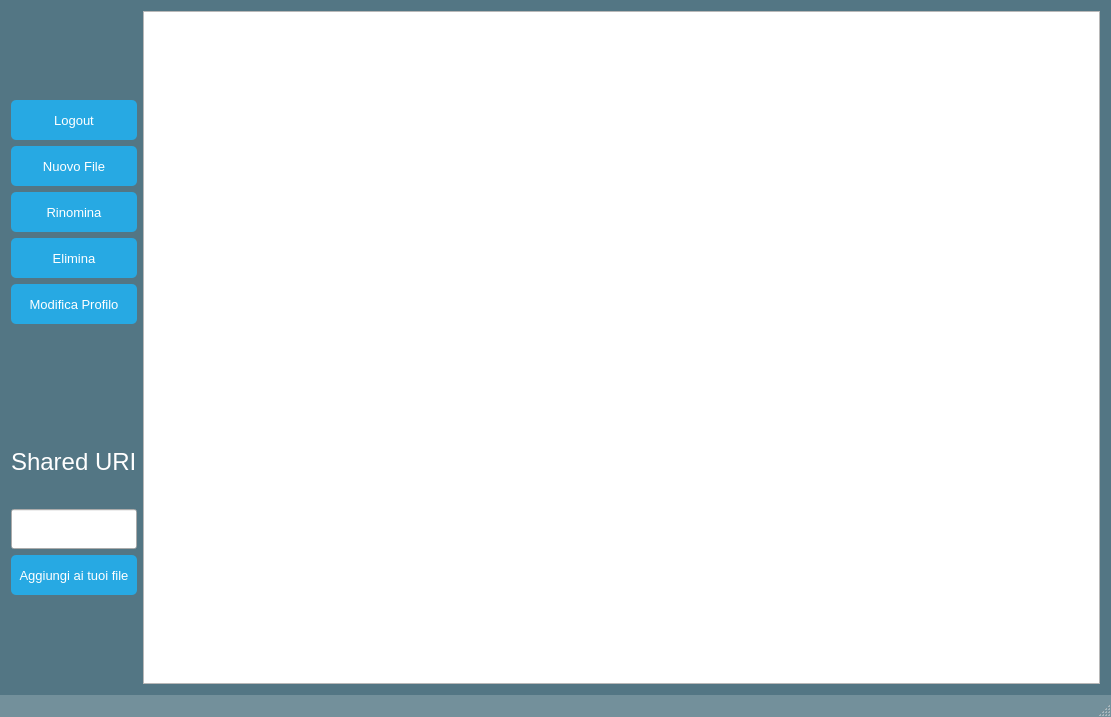
Above: Client/EditorGUI/EditorGUI/FileBrowser/FileBrowser.ui from iliodipietro/Programmazione-Di-Sistema-Collaborative-Editor before the change. Below: the same form after it.
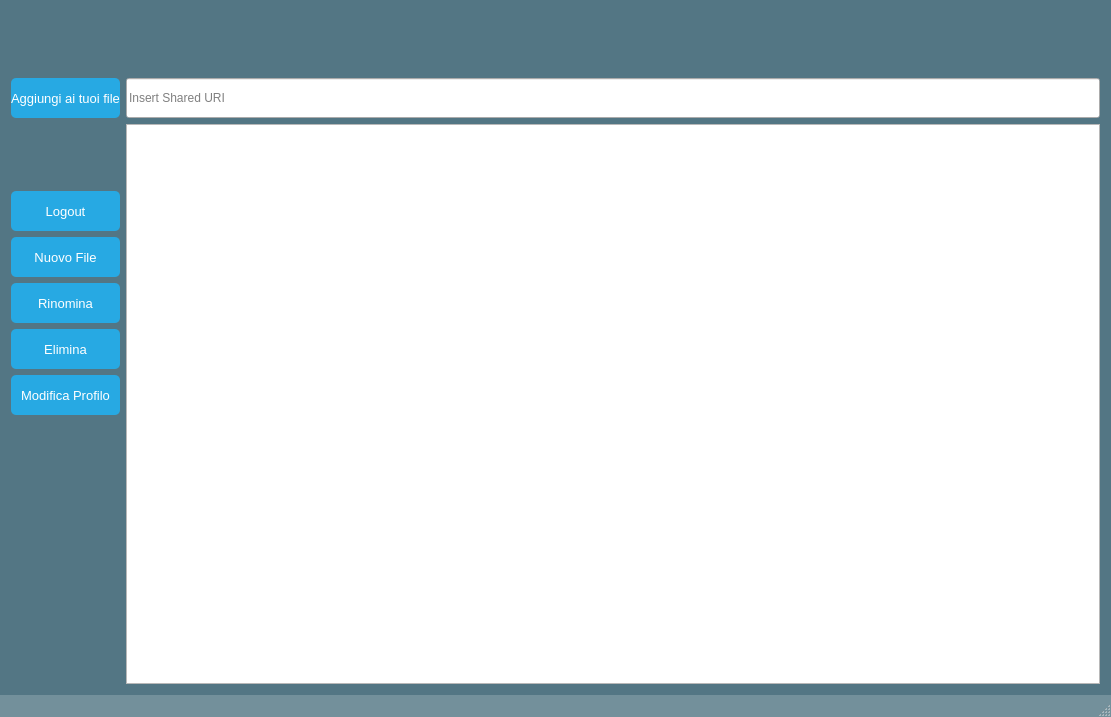
That is the form after the change.

What changed in the file:
```diff
--- a/Client/EditorGUI/EditorGUI/FileBrowser/FileBrowser.ui
+++ b/Client/EditorGUI/EditorGUI/FileBrowser/FileBrowser.ui
@@ -32,24 +32,148 @@
   </property>
   <widget class="QWidget" name="centralWidget">
    <layout class="QGridLayout" name="gridLayout">
-    <item row="7" column="1">
-     <widget class="QLabel" name="label">
+    <item row="1" column="3">
+     <widget class="QLineEdit" name="uriLineEdit">
+      <property name="sizePolicy">
+       <sizepolicy hsizetype="Preferred" vsizetype="Fixed">
+        <horstretch>0</horstretch>
+        <verstretch>0</verstretch>
+       </sizepolicy>
+      </property>
+      <property name="minimumSize">
+       <size>
+        <width>0</width>
+        <height>40</height>
+       </size>
+      </property>
+      <property name="text">
+       <string/>
+      </property>
+      <property name="placeholderText">
+       <string>Insert Shared URI</string>
+      </property>
+     </widget>
+    </item>
+    <item row="5" column="1">
+     <widget class="QPushButton" name="renameFile">
+      <property name="minimumSize">
+       <size>
+        <width>0</width>
+        <height>40</height>
+       </size>
+      </property>
       <property name="font">
        <font>
         <family>Arial</family>
-        <pointsize>18</pointsize>
+        <pointsize>10</pointsize>
        </font>
       </property>
       <property name="styleSheet">
-       <string notr="true">
-QLabel { color: white; }</string>
+       <string notr="true">QPushButton
+{
+  color: white;
+  background-color: #27a9e3;
+  border-width: 0px;
+  border-radius: 5px;
+}
+QPushButton:hover { background-color: #0080FF; }</string>
       </property>
       <property name="text">
-       <string>Shared URI</string>
+       <string>Rinomina</string>
       </property>
      </widget>
     </item>
+    <item row="6" column="1">
+     <widget class="QPushButton" name="deleteFile">
+      <property name="minimumSize">
+       <size>
+        <width>0</width>
+        <height>40</height>
+       </size>
+      </property>
+      <property name="font">
+       <font>
+        <family>Arial</family>
+        <pointsize>10</pointsize>
+       </font>
+      </property>
+      <property name="styleSheet">
+       <string notr="true">QPushButton
+{
+  color: white;
+  background-color: #27a9e3;
+  border-width: 0px;
+  border-radius: 5px;
+}
+QPushButton:hover { background-color: #0080FF; }</string>
+      </property>
+      <property name="text">
+       <string>Elimina</string>
+      </property>
+     </widget>
+    </item>
+    <item row="2" column="3" rowspan="10">
+     <widget class="QListWidget" name="fileList"/>
+    </item>
     <item row="1" column="1">
+     <widget class="QPushButton" name="addSharedFileButton">
+      <property name="minimumSize">
+       <size>
+        <width>0</width>
+        <height>40</height>
+       </size>
+      </property>
+      <property name="font">
+       <font>
+        <family>Arial</family>
+        <pointsize>10</pointsize>
+       </font>
+      </property>
+      <property name="styleSheet">
+       <string notr="true">QPushButton
+{
+  color: white;
+  background-color: #27a9e3;
+  border-width: 0px;
+  border-radius: 5px;
+}
+QPushButton:hover { background-color: #0080FF; }</string>
+      </property>
+      <property name="text">
+       <string>Aggiungi ai tuoi file</string>
+      </property>
+     </widget>
+    </item>
+    <item row="4" column="1">
+     <widget class="QPushButton" name="newFile">
+      <property name="minimumSize">
+       <size>
+        <width>0</width>
+        <height>40</height>
+       </size>
+      </property>
+      <property name="font">
+       <font>
+        <family>Arial</family>
+        <pointsize>10</pointsize>
+       </font>
+      </property>
+      <property name="styleSheet">
+       <string notr="true">QPushButton
+{
+  color: white;
+  background-color: #27a9e3;
+  border-width: 0px;
+  border-radius: 5px;
+}
+QPushButton:hover { background-color: #0080FF; }</string>
+      </property>
+      <property name="text">
+       <string>Nuovo File</string>
+      </property>
+     </widget>
+    </item>
+    <item row="3" column="1">
      <widget class="QPushButton" name="logoutButton">
       <property name="sizePolicy">
        <sizepolicy hsizetype="Minimum" vsizetype="Minimum">
@@ -84,7 +208,7 @@
       </property>
      </widget>
     </item>
-    <item row="5" column="1">
+    <item row="7" column="1">
      <widget class="QPushButton" name="modifyProfile">
       <property name="minimumSize">
        <size>
@@ -120,141 +244,6 @@
       </property>
      </widget>
     </item>
-    <item row="9" column="1">
-     <widget class="QPushButton" name="pushButton">
-      <property name="minimumSize">
-       <size>
-        <width>0</width>
-        <height>40</height>
-       </size>
-      </property>
-      <property name="font">
-       <font>
-        <family>Arial</family>
-        <pointsize>10</pointsize>
-       </font>
-      </property>
-      <property name="styleSheet">
-       <string notr="true">QPushButton
-{
-  color: white;
-  background-color: #27a9e3;
-  border-width: 0px;
-  border-radius: 5px;
-}
-QPushButton:hover { background-color: #0080FF; }</string>
-      </property>
-      <property name="text">
-       <string>Aggiungi ai tuoi file</string>
-      </property>
-     </widget>
-    </item>
-    <item row="2" column="1">
-     <widget class="QPushButton" name="newFile">
-      <property name="minimumSize">
-       <size>
-        <width>0</width>
-        <height>40</height>
-       </size>
-      </property>
-      <property name="font">
-       <font>
-        <family>Arial</family>
-        <pointsize>10</pointsize>
-       </font>
-      </property>
-      <property name="styleSheet">
-       <string notr="true">QPushButton
-{
-  color: white;
-  background-color: #27a9e3;
-  border-width: 0px;
-  border-radius: 5px;
-}
-QPushButton:hover { background-color: #0080FF; }</string>
-      </property>
-      <property name="text">
-       <string>Nuovo File</string>
-      </property>
-     </widget>
-    </item>
-    <item row="0" column="3" rowspan="11">
-     <widget class="QListWidget" name="fileList"/>
-    </item>
-    <item row="3" column="1">
-     <widget class="QPushButton" name="renameFile">
-      <property name="minimumSize">
-       <size>
-        <width>0</width>
-        <height>40</height>
-       </size>
-      </property>
-      <property name="font">
-       <font>
-        <family>Arial</family>
-        <pointsize>10</pointsize>
-       </font>
-      </property>
-      <property name="styleSheet">
-       <string notr="true">QPushButton
-{
-  color: white;
-  background-color: #27a9e3;
-  border-width: 0px;
-  border-radius: 5px;
-}
-QPushButton:hover { background-color: #0080FF; }</string>
-      </property>
-      <property name="text">
-       <string>Rinomina</string>
-      </property>
-     </widget>
-    </item>
-    <item row="4" column="1">
-     <widget class="QPushButton" name="deleteFile">
-      <property name="minimumSize">
-       <size>
-        <width>0</width>
-        <height>40</height>
-       </size>
-      </property>
-      <property name="font">
-       <font>
-        <family>Arial</family>
-        <pointsize>10</pointsize>
-       </font>
-      </property>
-      <property name="styleSheet">
-       <string notr="true">QPushButton
-{
-  color: white;
-  background-color: #27a9e3;
-  border-width: 0px;
-  border-radius: 5px;
-}
-QPushButton:hover { background-color: #0080FF; }</string>
-      </property>
-      <property name="text">
-       <string>Elimina</string>
-      </property>
-     </widget>
-    </item>
-    <item row="8" column="1">
-     <widget class="QLineEdit" name="lineEdit">
-      <property name="sizePolicy">
-       <sizepolicy hsizetype="Preferred" vsizetype="Fixed">
-        <horstretch>0</horstretch>
-        <verstretch>0</verstretch>
-       </sizepolicy>
-      </property>
-      <property name="minimumSize">
-       <size>
-        <width>0</width>
-        <height>40</height>
-       </size>
-      </property>
-     </widget>
-    </item>
    </layout>
   </widget>
   <widget class="QStatusBar" name="statusBar"/>
```
